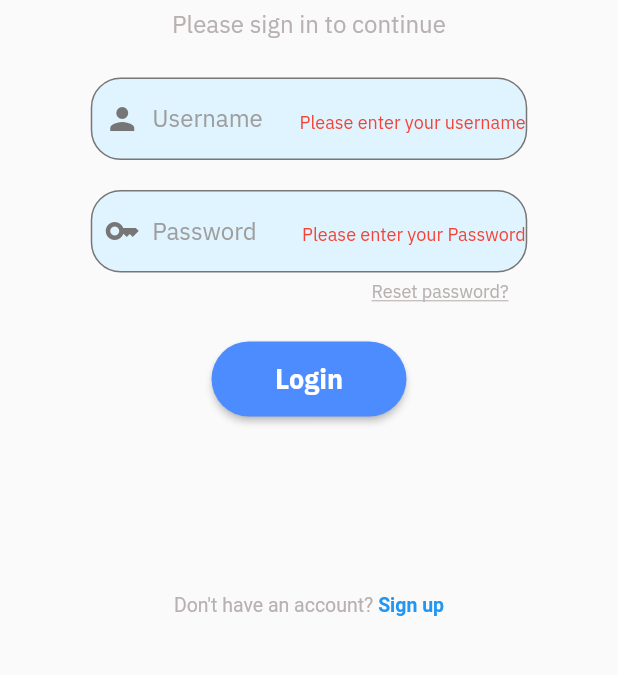
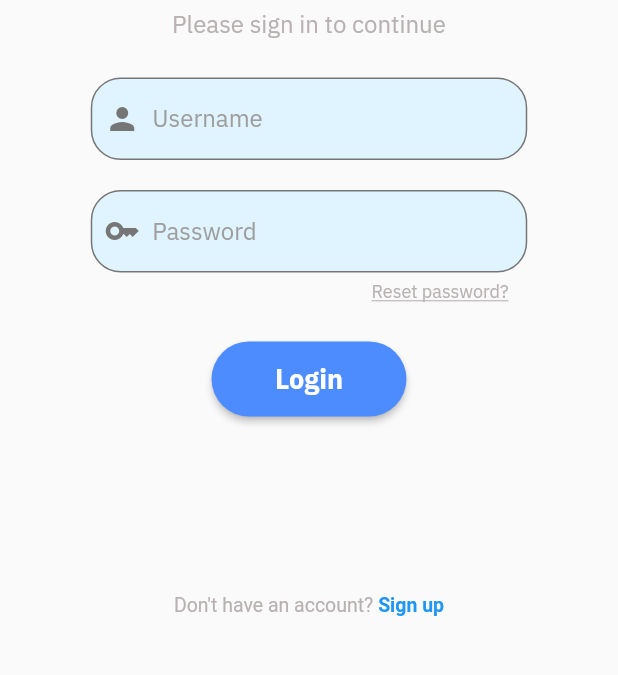
Before and after one commit to ppinng/warnalertwithme, a Flutter app: the LoginPage screen opened directly, after a tap on "Login", on a phone screen of 412 x 824 dp, the part 512-1187 px from its top. Run offline on Flutter 3.47's test engine with Material 2 defaults, Android fonts, the phone set to English and light mode, and no system bars; our stand-ins replace font_awesome_flutter, google_maps_flutter, location, shared_preferences, smooth_page_indicator; accounts and stored records are empty; project files that could hold a hidden picture were left out.

Commit message:
[FIX] Login page show condition

```diff
--- a/lib/page/login.dart
+++ b/lib/page/login.dart
@@ -156,16 +156,6 @@ class _LoginPageState extends State<LoginPage> {
                               ),
                             ),
                           ),
-                          Padding(
-                            padding: const EdgeInsets.only(top: 5, left: 10),
-                            child: Text(
-                              _isNotValidate
-                                  ? "Please enter your username"
-                                  : "",
-                              style: const TextStyle(
-                                  color: Colors.red, fontSize: 12),
-                            ),
-                          ),
                         ],
                       ),
                     ),
@@ -192,16 +182,6 @@ class _LoginPageState extends State<LoginPage> {
                               decoration: customInputDecoration.copyWith(
                                 hintText: 'Password',
                               ),
-                            ),
-                          ),
-                          Padding(
-                            padding: const EdgeInsets.only(top: 5, left: 10),
-                            child: Text(
-                              _isNotValidate
-                                  ? "Please enter your Password"
-                                  : "",
-                              style: const TextStyle(
-                                  color: Colors.red, fontSize: 12),
                             ),
                           ),
                         ],
@@ -243,7 +223,50 @@ class _LoginPageState extends State<LoginPage> {
                       builder: (context) {
                         return ElevatedButton(
                           onPressed: () {
-                            loginUser();
+                            if (_usernameController.text.isEmpty &&
+                                _passController.text.isNotEmpty) {
+                              ScaffoldMessenger.of(context).showSnackBar(
+                                const SnackBar(
+                                  content: Text(
+                                    "Please enter your username",
+                                    style: TextStyle(
+                                      color: Colors.red,
+                                      fontSize: 14,
+                                    ),
+                                  ),
+                                  duration: Duration(seconds: 3),
+                                ),
+                              );
+                            } else if (_usernameController.text.isNotEmpty &&
+                                _passController.text.isEmpty) {
+                              ScaffoldMessenger.of(context).showSnackBar(
+                                const SnackBar(
+                                  content: Text(
+                                    "Please enter password",
+                                    style: TextStyle(
+                                      color: Colors.red,
+                                      fontSize: 14,
+                                    ),
+                                  ),
+                                  duration: Duration(seconds: 3),
+                                ),
+                              );
+                            } else if (_isNotValidate) {
+                              ScaffoldMessenger.of(context).showSnackBar(
+                                const SnackBar(
+                                  content: Text(
+                                    "Please enter username and password",
+                                    style: TextStyle(
+                                      color: Colors.red,
+                                      fontSize: 14,
+                                    ),
+                                  ),
+                                  duration: Duration(seconds: 3),
+                                ),
+                              );
+                            } else {
+                              loginUser();
+                            }
                           },
                           style: ElevatedButton.styleFrom(
                             shape: RoundedRectangleBorder(
```
